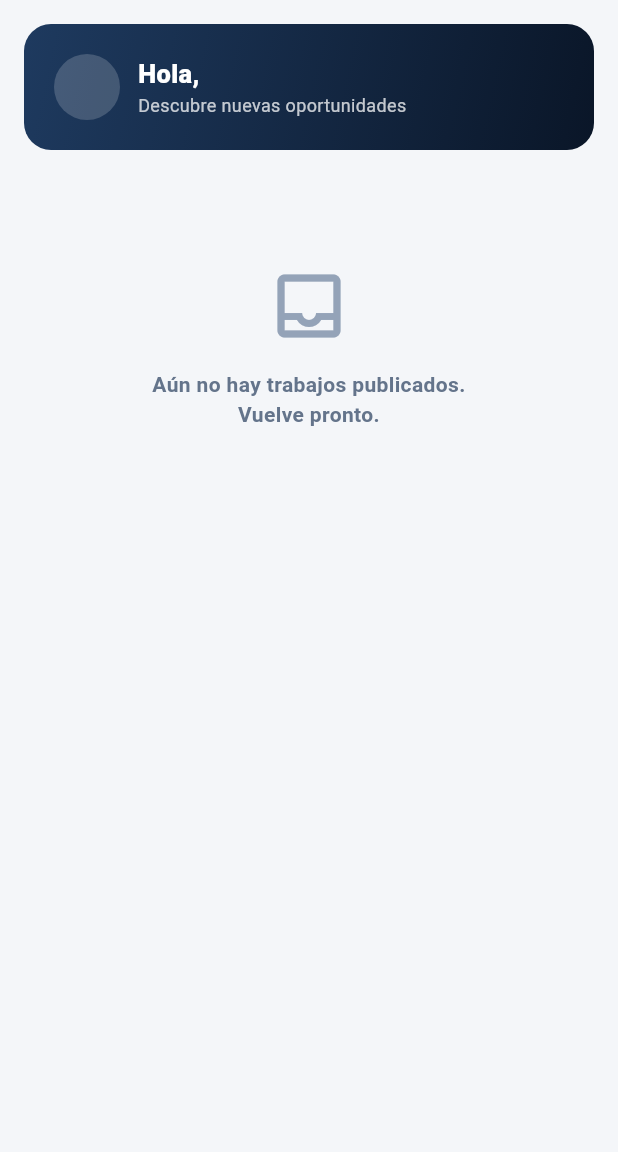
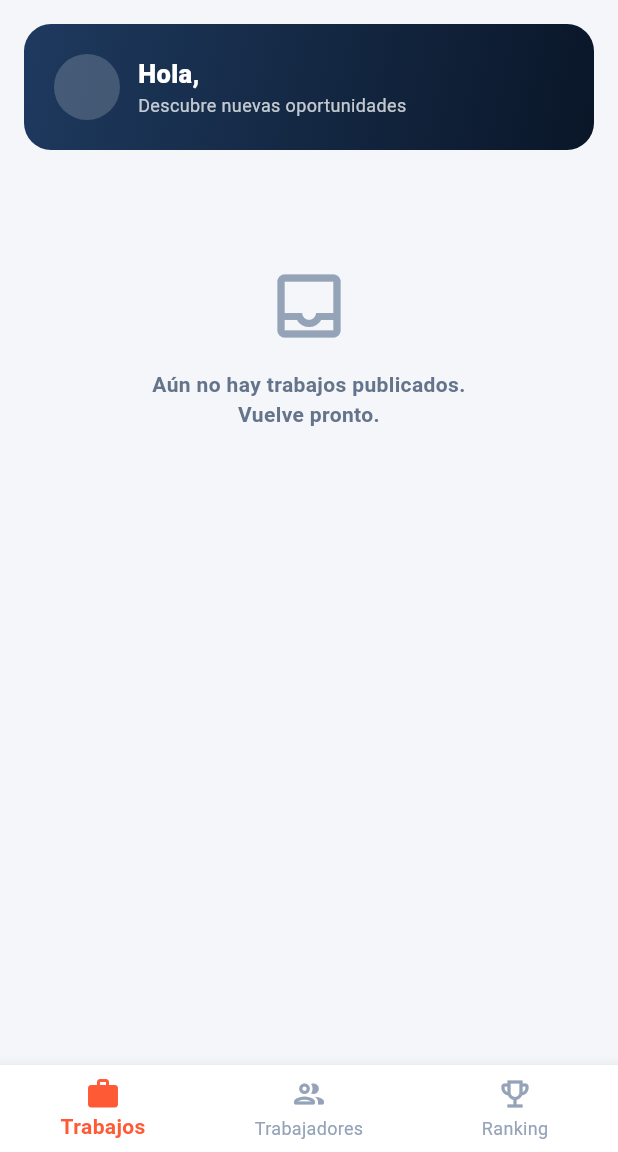
Before and after one commit to cadaba25/TRABAJITO-APP, a Flutter app: the screen it shows once a user with an empty profile is signed in, on a phone screen of 412 x 824 dp, the part 84-1236 px from its top. Run offline on Flutter 3.47's test engine with Material 3 defaults, Android fonts, the phone set to English and light mode, and no system bars; our stand-ins replace cloud_firestore, firebase_auth, firebase_core; accounts and stored records are empty.

Commit message:
Navegacion inferior: Trabajos, Trabajadores y Ranking semanal
- InicioScreen: shell con BottomNavigationBar (3 pestañas) que aloja las
  vistas via IndexedStack, con AppBar por pestaña, acciones (mis
  publicaciones para empleador, tema, cerrar sesion) y FAB Publicar solo
  en Trabajos para empleadores.
- TrabajosTab: feed de publicaciones reales (movido desde la pantalla
  principal anterior).
- TrabajadoresTab: lista de trabajadores registrados (AuthService
  streamTrabajadores, sin indice compuesto).
- RankingTab: ranking semanal de profesionales con podio y puntaje
  temporal basado en completitud del perfil.
- main.dart usa InicioScreen; se elimina principal_temporal_screen.

Co-Authored-By: Claude Opus 4.8 <noreply@anthropic.com>
Claude-Session: https://claude.ai/code/session_01GbBBJNMK8iRPJ5Zz2J5ivU

```diff
--- a/lib/main.dart
+++ b/lib/main.dart
@@ -3,7 +3,7 @@ import 'package:firebase_auth/firebase_auth.dart';
 import 'package:flutter/material.dart';
 import 'package:flutter/services.dart';
 
-import 'screens/principal_temporal_screen.dart';
+import 'screens/inicio_screen.dart';
 import 'screens/login_screen.dart';
 import 'utils/constantes.dart';
 
@@ -50,7 +50,7 @@ class PantallaInicial extends StatelessWidget {
           return const PantallaCarga();
         }
         if (snapshot.hasData && snapshot.data != null) {
-          return const PrincipalTemporalScreen();
+          return const InicioScreen();
         }
         return const LoginScreen();
       },
--- /dev/null
+++ b/lib/screens/inicio_screen.dart
@@ -0,0 +1,175 @@
+import 'package:flutter/material.dart';
+import '../models/usuario.dart';
+import '../services/auth_service.dart';
+import '../utils/constantes.dart';
+import 'mis_publicaciones_screen.dart';
+import 'publicar_trabajo_screen.dart';
+import 'tabs/ranking_tab.dart';
+import 'tabs/trabajadores_tab.dart';
+import 'tabs/trabajos_tab.dart';
+
+/// Pantalla principal con navegación inferior:
+/// Trabajos · Trabajadores · Ranking semanal.
+class InicioScreen extends StatefulWidget {
+  const InicioScreen({super.key});
+
+  @override
+  State<InicioScreen> createState() => _InicioScreenState();
+}
+
+class _InicioScreenState extends State<InicioScreen> {
+  final _authService = AuthService();
+  Usuario? _usuario;
+  bool _cargando = true;
+  int _indice = 0;
+
+  static const _titulos = ['Trabajos', 'Trabajadores', 'Ranking semanal'];
+
+  @override
+  void initState() {
+    super.initState();
+    _cargarUsuario();
+  }
+
+  Future<void> _cargarUsuario() async {
+    final u = await _authService.obtenerUsuarioActual();
+    if (!mounted) return;
+    setState(() {
+      _usuario = u;
+      _cargando = false;
+    });
+  }
+
+  void _alternarTema() => notificadorTema.value = !notificadorTema.value;
+
+  Future<void> _cerrarSesion() async {
+    final confirmar = await showDialog<bool>(
+      context: context,
+      builder: (ctx) => AlertDialog(
+        shape: RoundedRectangleBorder(borderRadius: BorderRadius.circular(16)),
+        title: const Text('¿Cerrar sesión?',
+            style: TextStyle(fontWeight: FontWeight.w700)),
+        content: const Text('Se cerrará tu sesión actual.'),
+        actions: [
+          TextButton(
+            onPressed: () => Navigator.pop(ctx, false),
+            child: const Text('Cancelar'),
+          ),
+          ElevatedButton(
+            style: ElevatedButton.styleFrom(
+              backgroundColor: AppColores.error,
+              minimumSize: const Size(100, 40),
+            ),
+            onPressed: () => Navigator.pop(ctx, true),
+            child: const Text('Salir'),
+          ),
+        ],
+      ),
+    );
+    if (confirmar == true) await _authService.cerrarSesion();
+  }
+
+  void _verMisPublicaciones() {
+    if (_usuario == null) return;
+    Navigator.push(
+      context,
+      MaterialPageRoute(
+        builder: (_) => MisPublicacionesScreen(usuario: _usuario!),
+      ),
+    );
+  }
+
+  void _publicarTrabajo() {
+    if (_usuario == null) return;
+    Navigator.push(
+      context,
+      MaterialPageRoute(
+        builder: (_) => PublicarTrabajoScreen(usuario: _usuario!),
+      ),
+    );
+  }
+
+  @override
+  Widget build(BuildContext context) {
+    if (_cargando || _usuario == null) {
+      return const Scaffold(
+        body: Center(child: CircularProgressIndicator(color: AppColores.acento)),
+      );
+    }
+
+    final oscuro = Theme.of(context).brightness == Brightness.dark;
+    final esEmpleador = _usuario!.esEmpleador;
+    final superficie = oscuro ? AppColores.superficieOscura : AppColores.blanco;
+
+    final tabs = [
+      TrabajosTab(usuario: _usuario!),
+      const TrabajadoresTab(),
+      const RankingTab(),
+    ];
+
+    return Scaffold(
+      appBar: AppBar(
+        title: Text(
+          _indice == 0 ? AppTextos.nombreApp : _titulos[_indice],
+          style: const TextStyle(fontWeight: FontWeight.w800, letterSpacing: -0.5),
+        ),
+        actions: [
+          if (esEmpleador)
+            IconButton(
+              onPressed: _verMisPublicaciones,
+              icon: const Icon(Icons.assignment_outlined),
+              tooltip: 'Mis publicaciones',
+            ),
+          IconButton(
+            onPressed: _alternarTema,
+            icon: Icon(
+                oscuro ? Icons.light_mode_rounded : Icons.dark_mode_rounded),
+            tooltip: oscuro ? 'Modo claro' : 'Modo oscuro',
+          ),
+          IconButton(
+            onPressed: _cerrarSesion,
+            icon: const Icon(Icons.logout_rounded),
+            tooltip: AppTextos.cerrarSesion,
+          ),
+        ],
+      ),
+      floatingActionButton: (esEmpleador && _indice == 0)
+          ? FloatingActionButton.extended(
+              onPressed: _publicarTrabajo,
+              backgroundColor: AppColores.acento,
+              foregroundColor: AppColores.blanco,
+              icon: const Icon(Icons.add_rounded),
+              label: const Text('Publicar',
+                  style: TextStyle(fontWeight: FontWeight.w700)),
+            )
+          : null,
+      body: IndexedStack(index: _indice, children: tabs),
+      bottomNavigationBar: BottomNavigationBar(
+        currentIndex: _indice,
+        onTap: (i) => setState(() => _indice = i),
+        type: BottomNavigationBarType.fixed,
+        backgroundColor: superficie,
+        selectedItemColor: AppColores.acento,
+        unselectedItemColor: AppColores.grisMedio,
+        selectedLabelStyle: const TextStyle(fontWeight: FontWeight.w700),
+        items: const [
+          BottomNavigationBarItem(
+            icon: Icon(Icons.work_outline_rounded),
+            activeIcon: Icon(Icons.work_rounded),
+            label: 'Trabajos',
+          ),
+          BottomNavigationBarItem(
+            icon: Icon(Icons.people_outline_rounded),
+            activeIcon: Icon(Icons.people_rounded),
+            label: 'Trabajadores',
+          ),
+          BottomNavigationBarItem(
+            icon: Icon(Icons.emoji_events_outlined),
+            activeIcon: Icon(Icons.emoji_events_rounded),
+            label: 'Ranking',
+          ),
+        ],
+      ),
+    );
+  }
+}
--- a/lib/screens/principal_temporal_screen.dart
+++ b/lib/screens/tabs/trabajos_tab.dart
@@ -1,37 +1,27 @@
 import 'package:flutter/material.dart';
-import '../models/publicacion.dart';
-import '../models/usuario.dart';
-import '../services/auth_service.dart';
-import '../services/publicacion_service.dart';
-import '../utils/constantes.dart';
-import 'mis_publicaciones_screen.dart';
-import 'publicar_trabajo_screen.dart';
+import '../../models/publicacion.dart';
+import '../../models/usuario.dart';
+import '../../services/publicacion_service.dart';
+import '../../utils/constantes.dart';
 
-/// Pantalla principal: feed de scroll infinito con las publicaciones de
-/// trabajos/servicios reales (Firestore), en contenedores minimalistas.
-/// Se adapta al modo claro/oscuro y permite alternarlo.
-class PrincipalTemporalScreen extends StatefulWidget {
-  const PrincipalTemporalScreen({super.key});
+/// Pestaña "Trabajos": feed de scroll infinito con las publicaciones reales.
+class TrabajosTab extends StatefulWidget {
+  final Usuario usuario;
+  const TrabajosTab({super.key, required this.usuario});
 
   @override
-  State<PrincipalTemporalScreen> createState() =>
-      _PrincipalTemporalScreenState();
+  State<TrabajosTab> createState() => _TrabajosTabState();
 }
 
-class _PrincipalTemporalScreenState extends State<PrincipalTemporalScreen> {
-  final _authService = AuthService();
+class _TrabajosTabState extends State<TrabajosTab> {
   final _pubService = PublicacionService();
   final _scrollCtrl = ScrollController();
-
-  Usuario? _usuario;
-  bool _cargandoUsuario = true;
   int _limite = 20;
   int _ultimoConteo = 0;
 
   @override
   void initState() {
     super.initState();
-    _cargarUsuario();
     _scrollCtrl.addListener(_alHacerScroll);
   }
 
@@ -42,73 +32,12 @@ class _PrincipalTemporalScreenState extends State<PrincipalTemporalScreen> {
     super.dispose();
   }
 
-  Future<void> _cargarUsuario() async {
-    final u = await _authService.obtenerUsuarioActual();
-    if (!mounted) return;
-    setState(() {
-      _usuario = u;
-      _cargandoUsuario = false;
-    });
-  }
-
   void _alHacerScroll() {
-    // Si llegamos cerca del final y la página está completa (probablemente
-    // hay más), pedimos más resultados aumentando el límite.
     if (_scrollCtrl.position.pixels >=
             _scrollCtrl.position.maxScrollExtent - 400 &&
         _ultimoConteo >= _limite) {
       setState(() => _limite += 10);
     }
-  }
-
-  Future<void> _cerrarSesion() async {
-    final confirmar = await showDialog<bool>(
-      context: context,
-      builder: (ctx) => AlertDialog(
-        shape: RoundedRectangleBorder(borderRadius: BorderRadius.circular(16)),
-        title: const Text('¿Cerrar sesión?',
-            style: TextStyle(fontWeight: FontWeight.w700)),
-        content: const Text('Se cerrará tu sesión actual.'),
-        actions: [
-          TextButton(
-            onPressed: () => Navigator.pop(ctx, false),
-            child: const Text('Cancelar'),
-          ),
-          ElevatedButton(
-            style: ElevatedButton.styleFrom(
-              backgroundColor: AppColores.error,
-              minimumSize: const Size(100, 40),
-            ),
-            onPressed: () => Navigator.pop(ctx, true),
-            child: const Text('Salir'),
-          ),
-        ],
-      ),
-    );
-    if (confirmar == true) await _authService.cerrarSesion();
-  }
-
-  void _alternarTema() => notificadorTema.value = !notificadorTema.value;
-
-  void _verMisPublicaciones() {
-    if (_usuario == null) return;
-    Navigator.push(
-      context,
-      MaterialPageRoute(
-        builder: (_) => MisPublicacionesScreen(usuario: _usuario!),
-      ),
-    );
-  }
-
-  Future<void> _publicarTrabajo() async {
-    if (_usuario == null) return;
-    await Navigator.push(
-      context,
-      MaterialPageRoute(
-        builder: (_) => PublicarTrabajoScreen(usuario: _usuario!),
-      ),
-    );
-    // El stream del feed se actualiza solo; no hace falta recargar.
   }
 
   void _proximamente() {
@@ -126,54 +55,15 @@ class _PrincipalTemporalScreenState extends State<PrincipalTemporalScreen> {
   @override
   Widget build(BuildContext context) {
     final oscuro = Theme.of(context).brightness == Brightness.dark;
-    final esEmpleador = _usuario?.esEmpleador ?? false;
+    final esEmpleador = widget.usuario.esEmpleador;
 
-    return Scaffold(
-      appBar: AppBar(
-        title: const Text(AppTextos.nombreApp,
-            style: TextStyle(fontWeight: FontWeight.w800, letterSpacing: -0.5)),
-        actions: [
-          if (esEmpleador)
-            IconButton(
-              onPressed: _verMisPublicaciones,
-              icon: const Icon(Icons.assignment_outlined),
-              tooltip: 'Mis publicaciones',
-            ),
-          IconButton(
-            onPressed: _alternarTema,
-            icon: Icon(oscuro
-                ? Icons.light_mode_rounded
-                : Icons.dark_mode_rounded),
-            tooltip: oscuro ? 'Modo claro' : 'Modo oscuro',
-          ),
-          IconButton(
-            onPressed: _cerrarSesion,
-            icon: const Icon(Icons.logout_rounded),
-            tooltip: AppTextos.cerrarSesion,
-          ),
-        ],
-      ),
-      floatingActionButton: esEmpleador
-          ? FloatingActionButton.extended(
-              onPressed: _publicarTrabajo,
-              backgroundColor: AppColores.acento,
-              foregroundColor: AppColores.blanco,
-              icon: const Icon(Icons.add_rounded),
-              label: const Text('Publicar',
-                  style: TextStyle(fontWeight: FontWeight.w700)),
-            )
-          : null,
-      body: _cargandoUsuario
-          ? const Center(
-              child: CircularProgressIndicator(color: AppColores.acento))
-          : StreamBuilder<List<Publicacion>>(
+    return StreamBuilder<List<Publicacion>>(
       stream: _pubService.streamPublicaciones(limite: _limite),
       builder: (context, snapshot) {
         if (snapshot.connectionState == ConnectionState.waiting &&
             !snapshot.hasData) {
           return const Center(
-                      child: CircularProgressIndicator(
-                          color: AppColores.acento));
+              child: CircularProgressIndicator(color: AppColores.acento));
         }
         if (snapshot.hasError) {
           return _mensajeVacio(oscuro,
@@ -191,17 +81,15 @@ class _PrincipalTemporalScreenState extends State<PrincipalTemporalScreen> {
           itemBuilder: (context, index) {
             if (index == 0) return _encabezado(esEmpleador);
             if (posts.isEmpty) return _estadoVacio(oscuro, esEmpleador);
-                    return _tarjetaPost(posts[index - 1], oscuro);
+            return _tarjetaPost(posts[index - 1], oscuro, esEmpleador);
           },
         );
       },
-            ),
     );
   }
 
-  // ── ENCABEZADO ─────────────────────────────────────────────
   Widget _encabezado(bool esEmpleador) {
-    final nombre = _usuario?.nombreVisible ?? '';
+    final nombre = widget.usuario.nombreVisible;
     return Padding(
       padding: const EdgeInsets.only(bottom: 16),
       child: Container(
@@ -220,7 +108,7 @@ class _PrincipalTemporalScreenState extends State<PrincipalTemporalScreen> {
               radius: 22,
               backgroundColor: Colors.white.withOpacity(0.18),
               child: Text(
-                _usuario?.iniciales ?? '',
+                widget.usuario.iniciales,
                 style: const TextStyle(
                     color: Colors.white, fontWeight: FontWeight.w800),
               ),
@@ -255,13 +143,11 @@ class _PrincipalTemporalScreenState extends State<PrincipalTemporalScreen> {
     );
   }
 
-  // ── TARJETA DE PUBLICACIÓN ─────────────────────────────────
-  Widget _tarjetaPost(Publicacion p, bool oscuro) {
+  Widget _tarjetaPost(Publicacion p, bool oscuro, bool esEmpleador) {
     final superficie = oscuro ? AppColores.superficieOscura : AppColores.blanco;
     final borde = oscuro ? AppColores.bordeOscuro : AppColores.grisClaro;
     final textoPrincipal = oscuro ? AppColores.textoOscuro : AppColores.texto;
     final textoSec = oscuro ? AppColores.grisMedio : AppColores.grisTexto;
-    final esEmpleador = _usuario?.esEmpleador ?? false;
 
     return Container(
       margin: const EdgeInsets.only(bottom: 12),
@@ -274,7 +160,6 @@ class _PrincipalTemporalScreenState extends State<PrincipalTemporalScreen> {
       child: Column(
         crossAxisAlignment: CrossAxisAlignment.start,
         children: [
-          // Autor + tiempo
           Row(
             children: [
               CircleAvatar(
@@ -303,8 +188,6 @@ class _PrincipalTemporalScreenState extends State<PrincipalTemporalScreen> {
             ],
           ),
           const SizedBox(height: 12),
-
-          // Chip de categoría
           if (p.categoria.isNotEmpty) ...[
             Container(
               padding: const EdgeInsets.symmetric(horizontal: 10, vertical: 4),
@@ -322,8 +205,6 @@ class _PrincipalTemporalScreenState extends State<PrincipalTemporalScreen> {
             ),
             const SizedBox(height: 10),
           ],
-
-          // Título
           Text(
             p.titulo,
             style: TextStyle(
@@ -333,15 +214,11 @@ class _PrincipalTemporalScreenState extends State<PrincipalTemporalScreen> {
                 letterSpacing: -0.3),
           ),
           const SizedBox(height: 6),
-
-          // Descripción
           Text(
             p.descripcion,
             style: TextStyle(color: textoSec, fontSize: 13, height: 1.45),
           ),
           const SizedBox(height: 14),
-
-          // Pie: ubicación + presupuesto
           Row(
             children: [
               Icon(Icons.location_on_outlined, size: 15, color: textoSec),
@@ -364,8 +241,6 @@ class _PrincipalTemporalScreenState extends State<PrincipalTemporalScreen> {
             ],
           ),
           const SizedBox(height: 14),
-
-          // Acción
           SizedBox(
             width: double.infinity,
             child: OutlinedButton(
@@ -379,7 +254,6 @@ class _PrincipalTemporalScreenState extends State<PrincipalTemporalScreen> {
     );
   }
 
-  // ── ESTADO VACÍO ───────────────────────────────────────────
   Widget _estadoVacio(bool oscuro, bool esEmpleador) {
     return Padding(
       padding: const EdgeInsets.only(top: 60),
```
Also changed, not shown: lib/screens/tabs/ranking_tab.dart (added, +209 -0 lines), lib/screens/tabs/trabajadores_tab.dart (added, +175 -0 lines), lib/services/auth_service.dart (+12 -0 lines). Lines whose indentation alone changed are shown as unchanged.
